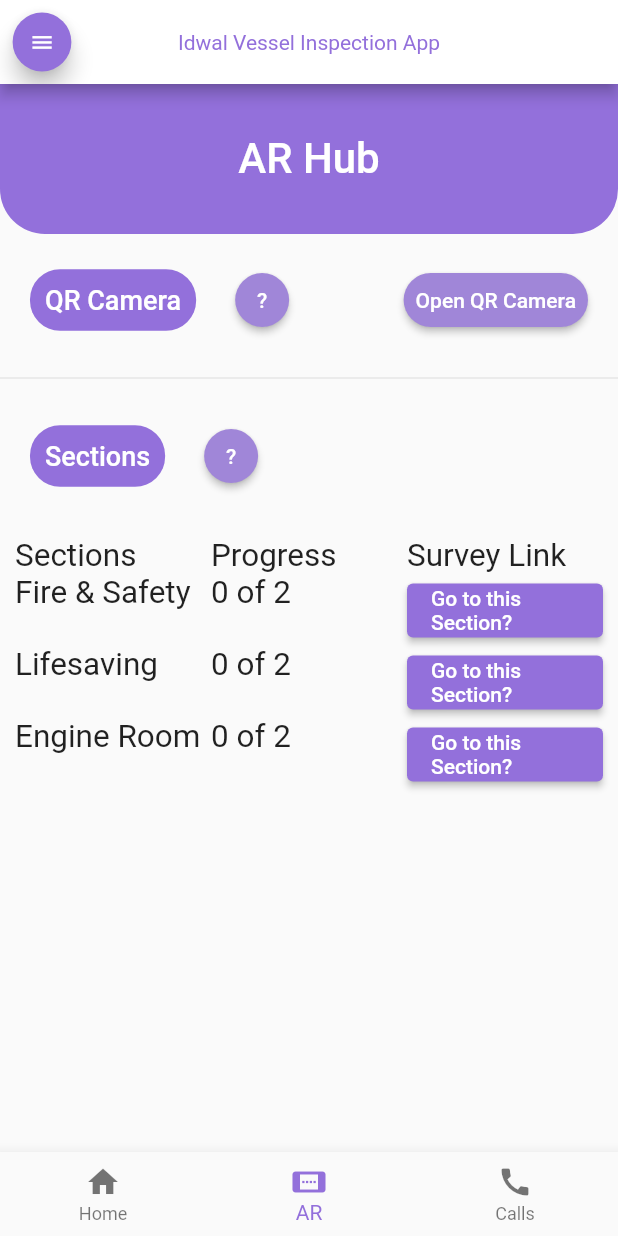
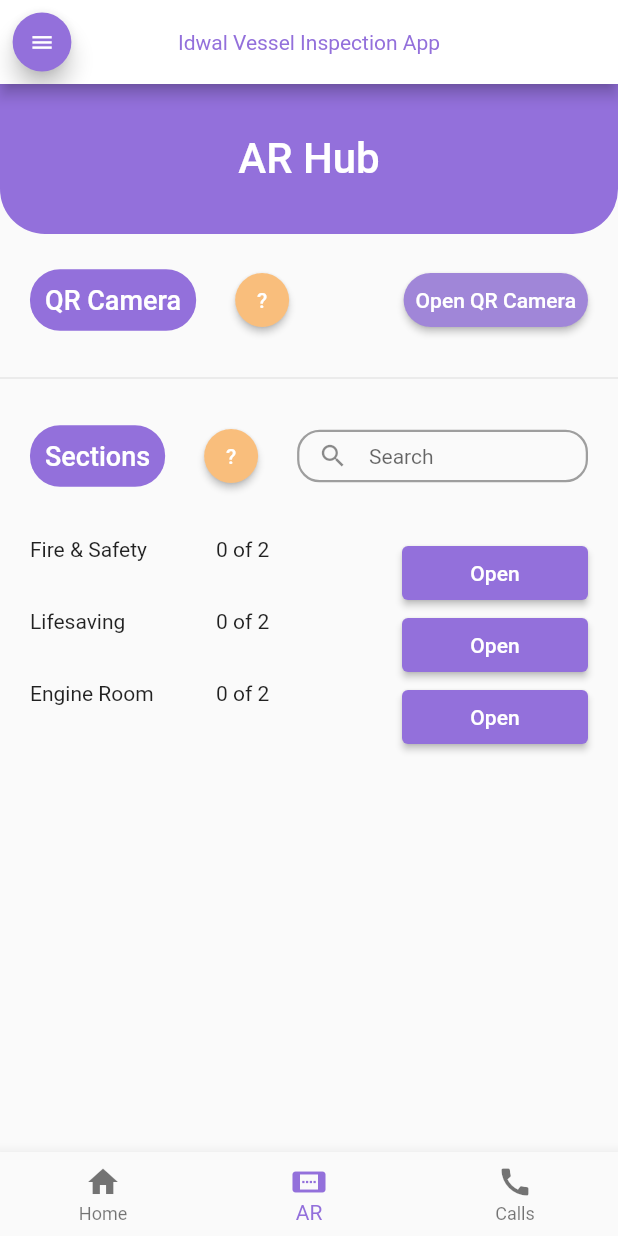
Before and after one commit to nathanbaitup/shipping-inspection-application, a Flutter app: the screen it shows after launch, item 2 of the bottom bar chosen, on a phone screen of 412 x 824 dp. Run offline on Flutter 3.47's test engine with Material 2 defaults, Android fonts, the phone set to English and light mode, and no system bars; our stand-ins replace camera, flutter_image_slideshow, percent_indicator, permission_handler, settings_ui; missing offline and left inert: agora_rtc_engine, arcore_flutter_plugin, perfect_volume_control, qr_code_scanner.

Commit message:
Added search bar and basic styling to 'sections'

```diff
--- a/lib/sectors/survey/survey_hub.dart
+++ b/lib/sectors/survey/survey_hub.dart
@@ -52,6 +52,7 @@
   Widget build(BuildContext context) {
     double screenWidth = MediaQuery.of(context).size.width;
     return Scaffold(
+      resizeToAvoidBottomInset : false,
       body: SafeArea(
         child: Center(
           child: Column(
@@ -100,7 +101,7 @@
                     ),
 
                     RawMaterialButton(
-                      fillColor: LightColors.sPurpleL,
+                      fillColor: LightColors.sDarkYellow,
                       elevation: 2,
                       shape: const CircleBorder(),
                       child: const Text(
@@ -161,7 +162,7 @@
                     ),
 
                     RawMaterialButton(
-                      fillColor: LightColors.sPurpleL,
+                      fillColor: LightColors.sDarkYellow,
                       elevation: 2,
                       shape: const CircleBorder(),
                       child: const Text(
@@ -174,45 +175,59 @@
                       ),
                       onPressed: () {  },
                     ),
+
+                    Expanded(
+                      child: SizedBox(
+                        height: 35,
+                        child: TextFormField(
+                          decoration: InputDecoration(
+                            enabledBorder: OutlineInputBorder(
+                              borderRadius: BorderRadius.circular(15),
+                              borderSide: const BorderSide(color: Colors.grey, width: 1.5),
+                            ),
+                            border: OutlineInputBorder(
+                              borderRadius: BorderRadius.circular(15),
+                            ),
+                            prefixIcon: const Icon(
+                              Icons.search,
+                              size: 20,
+                            ),
+                            hintText: "Search",
+                            contentPadding: EdgeInsets.zero
+                          ),
+                          style: const TextStyle(
+                            fontSize: 14,
+                          )
+                        ),
+                      )
+                    )
                   ],
                 ),
               ),
 
-              Padding(
-                padding: const EdgeInsets.all(10.0),
+              Container(
+                padding: const EdgeInsets.only(
+                  top: 10,
+                  left: 20,
+                  right: 20,
+                ),
                 child: Table(
                   children: [
-                    const TableRow(
-                      children: [
-                        Text(
-                          "Sections",
-                          textScaleFactor: 1.5,
-                        ),
-                        Text(
-                          "Progress",
-                          textScaleFactor: 1.5,
-                        ),
-                        Text(
-                          "Survey Link",
-                          textScaleFactor: 1.5,
-                        ),
-                      ],
-                    ),
                     TableRow(
                       children: [
                         const Text(
                           "Fire & Safety",
-                          textScaleFactor: 1.5,
+                          textScaleFactor: 1,
                         ),
                         Text(
                           "${questionBrain.getAnswerAmount("f&s")} of ${questionBrain.getQuestionAmount("f&s")}",
-                          textScaleFactor: 1.5,
+                          textScaleFactor: 1,
                         ),
                         ElevatedButton(
                           onPressed: () {
                             loadQuestion('f&s');
                           },
-                          child: const Text("Go to this Section?"),
+                          child: const Text("Open"),
                         ),
                       ],
                     ),
@@ -220,17 +235,17 @@
                       children: [
                         const Text(
                           "Lifesaving",
-                          textScaleFactor: 1.5,
+                          textScaleFactor: 1,
                         ),
                         Text(
                           "${questionBrain.getAnswerAmount("lifesaving")} of ${questionBrain.getQuestionAmount("lifesaving")}",
-                          textScaleFactor: 1.5,
+                          textScaleFactor: 1,
                         ),
                         ElevatedButton(
                           onPressed: () {
                             loadQuestion('lifesaving');
                           },
-                          child: const Text("Go to this Section?"),
+                          child: const Text("Open"),
                         ),
                       ],
                     ),
@@ -238,17 +253,17 @@
                       children: [
                         const Text(
                           "Engine Room",
-                          textScaleFactor: 1.5,
+                          textScaleFactor: 1,
                         ),
                         Text(
                           "${questionBrain.getAnswerAmount("engine")} of ${questionBrain.getQuestionAmount("engine")}",
-                          textScaleFactor: 1.5,
+                          textScaleFactor: 1,
                         ),
                         ElevatedButton(
                           onPressed: () {
                             loadQuestion('engine');
                           },
-                          child: const Text("Go to this Section?"),
+                          child: const Text("Open"),
                         ),
                       ],
                     ),
```
